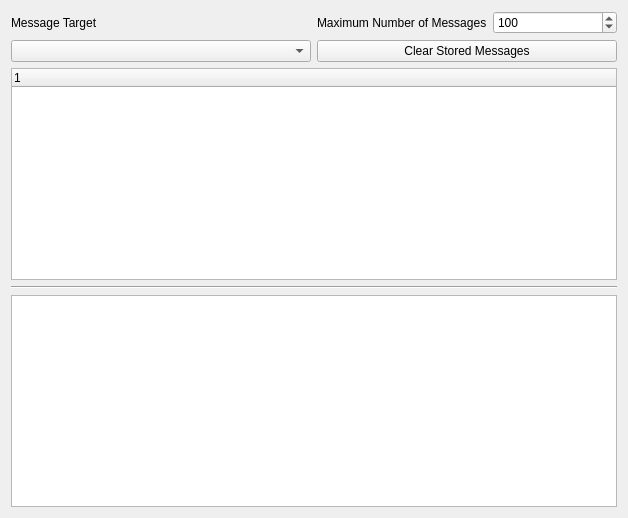
Before: the Qt Designer form frameworks/qt/plugins/message/MessageInspector.ui in dmzgroup/dmz, drawn with Qt 5.
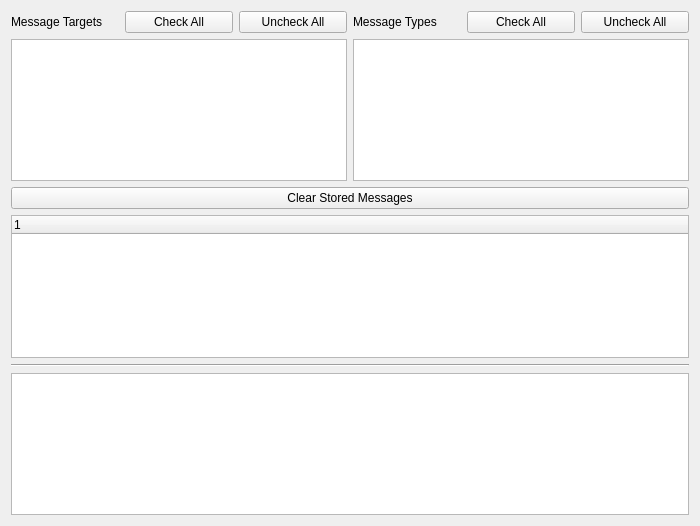
After: the same form once the commit is applied.

Commit message: Multiple filters completed.

```diff
--- a/frameworks/qt/plugins/message/MessageInspector.ui
+++ b/frameworks/qt/plugins/message/MessageInspector.ui
@@ -6,8 +6,8 @@
    <rect>
     <x>0</x>
     <y>0</y>
-    <width>628</width>
-    <height>518</height>
+    <width>700</width>
+    <height>526</height>
    </rect>
   </property>
   <property name="windowTitle">
@@ -19,14 +19,32 @@
      <item>
       <layout class="QVBoxLayout" name="verticalLayout">
        <item>
-        <widget class="QLabel" name="targetLabel">
-         <property name="text">
-          <string>Message Target</string>
-         </property>
-        </widget>
+        <layout class="QHBoxLayout" name="horizontalLayout_3">
+         <item>
+          <widget class="QLabel" name="targetLabel">
+           <property name="text">
+            <string>Message Targets</string>
+           </property>
+          </widget>
+         </item>
+         <item>
+          <widget class="QPushButton" name="targetCheckButton">
+           <property name="text">
+            <string>Check All</string>
+           </property>
+          </widget>
+         </item>
+         <item>
+          <widget class="QPushButton" name="targetUncheckButton">
+           <property name="text">
+            <string>Uncheck All</string>
+           </property>
+          </widget>
+         </item>
+        </layout>
        </item>
        <item>
-        <widget class="QComboBox" name="targetList"/>
+        <widget class="QListWidget" name="messageTargetList"/>
        </item>
       </layout>
      </item>
@@ -37,37 +55,44 @@
          <item>
           <widget class="QLabel" name="maxMsgCountLabel">
            <property name="text">
-            <string>Maximum Number of Messages</string>
+            <string>Message Types</string>
            </property>
           </widget>
          </item>
          <item>
-          <widget class="QSpinBox" name="maxMessageCount">
-           <property name="maximum">
-            <number>100000</number>
+          <widget class="QPushButton" name="typeCheckButton">
+           <property name="text">
+            <string>Check All</string>
            </property>
-           <property name="value">
-            <number>100</number>
-           </property>
           </widget>
          </item>
-        </layout>
-       </item>
-       <item>
-        <layout class="QHBoxLayout" name="horizontalLayout_2">
          <item>
-          <widget class="QPushButton" name="clearButton">
+          <widget class="QPushButton" name="typeUncheckButton">
            <property name="text">
-            <string>Clear Stored Messages</string>
+            <string>Uncheck All</string>
            </property>
           </widget>
          </item>
         </layout>
        </item>
+       <item>
+        <widget class="QListWidget" name="messageTypeList"/>
+       </item>
       </layout>
      </item>
     </layout>
    </item>
+   <item>
+    <layout class="QHBoxLayout" name="horizontalLayout_2">
+     <item>
+      <widget class="QPushButton" name="clearButton">
+       <property name="text">
+        <string>Clear Stored Messages</string>
+       </property>
+      </widget>
+     </item>
+    </layout>
+   </item>
    <item>
     <widget class="QTreeWidget" name="treeWidgetList">
      <column>
```
Left out of the diff: 6 changed lines with no effect on the pictures. The commit also changes 2 other files.
